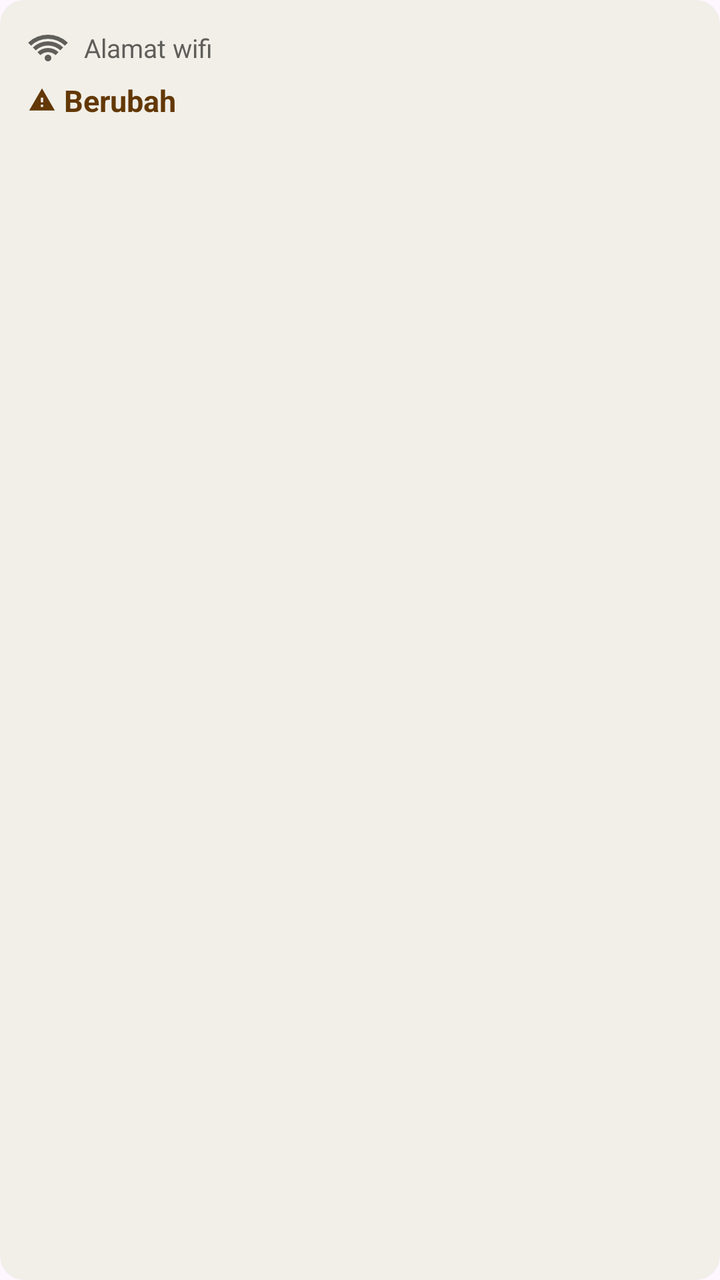
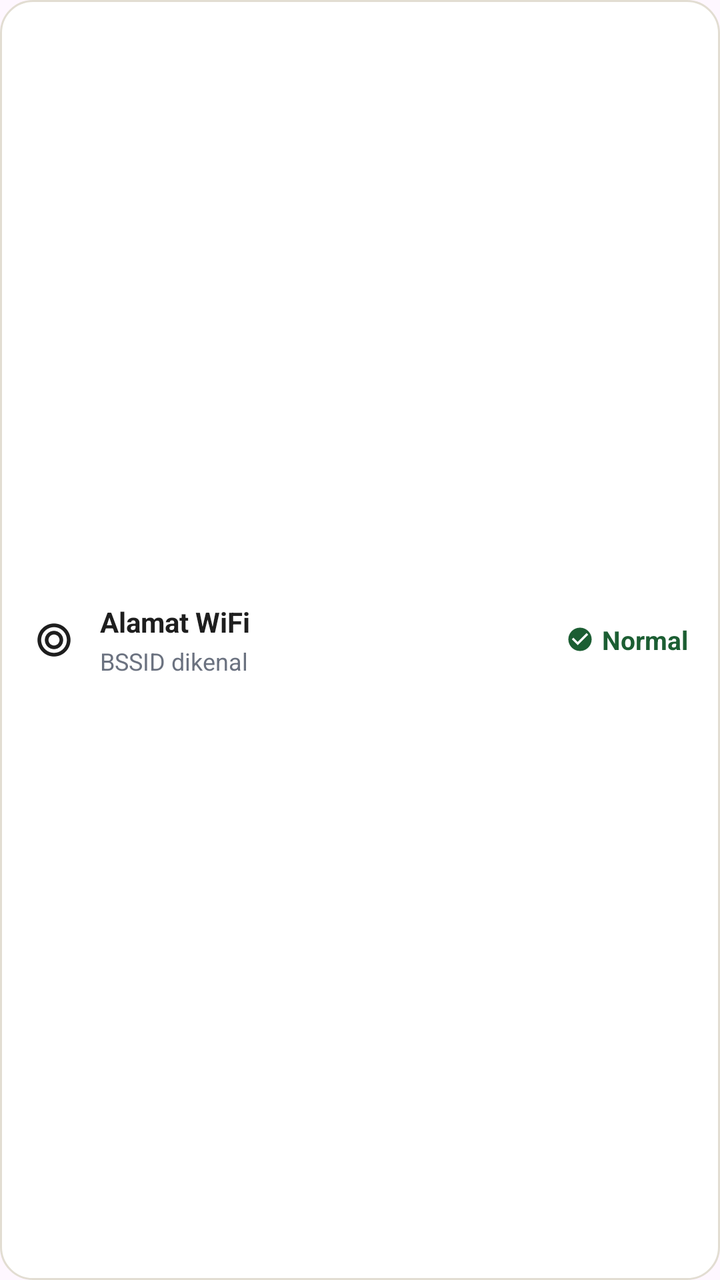

Two renders of the same Android screen: before a commit and after it. Below are the layout's source before the change and the commit's diff.
<!-- AndroidManifest.xml: application theme Theme.Susnet -->
<!-- res/layout/item_signal_card.xml -->
<?xml version="1.0" encoding="utf-8"?>
<LinearLayout xmlns:android="http://schemas.android.com/apk/res/android"
    xmlns:app="http://schemas.android.com/apk/res-auto"
    android:layout_width="match_parent"
    android:layout_height="wrap_content"
    android:orientation="vertical"
    android:background="@drawable/bg_signal_card"
    android:minHeight="64dp"
    android:padding="14dp">

    <LinearLayout
        android:layout_width="wrap_content"
        android:layout_height="wrap_content"
        android:orientation="horizontal"
        android:gravity="center_vertical">

        <ImageView
            android:id="@+id/iconCardLeading"
            android:layout_width="20dp"
            android:layout_height="20dp"
            android:src="@drawable/ic_router"
            android:contentDescription="@null"
            app:tint="@color/text_secondary" />

        <TextView
            android:id="@+id/textCardLabel"
            android:layout_width="wrap_content"
            android:layout_height="wrap_content"
            android:layout_marginStart="8dp"
            android:text="Alamat wifi"
            android:textSize="13sp"
            android:textColor="@color/text_secondary" />
    </LinearLayout>

    <LinearLayout
        android:layout_width="wrap_content"
        android:layout_height="wrap_content"
        android:orientation="horizontal"
        android:layout_marginTop="6dp"
        android:gravity="center_vertical">

        <ImageView
            android:id="@+id/iconCardStatus"
            android:layout_width="14dp"
            android:layout_height="14dp"
            android:src="@drawable/ic_alert_triangle"
            android:contentDescription="@null"
            app:tint="@color/text_warning" />

        <TextView
            android:id="@+id/textCardStatus"
            android:layout_width="wrap_content"
            android:layout_height="wrap_content"
            android:layout_marginStart="4dp"
            android:text="Berubah"
            android:textSize="15sp"
            android:textStyle="bold"
            android:textColor="@color/text_warning" />
    </LinearLayout>
</LinearLayout>
<!-- resources referenced by this layout -->
<resources>
  <color name="text_secondary">#5F5E5A</color>
  <color name="text_warning">#633806</color>
  <!-- drawable bg_signal_card (drawable) -->
  <?xml version="1.0" encoding="utf-8"?>
  <shape xmlns:android="http://schemas.android.com/apk/res/android">
      <solid android:color="@color/surface_card" />
      <corners android:radius="12dp" />
  </shape>
  <!-- drawable ic_alert_triangle (drawable) -->
  <vector xmlns:android="http://schemas.android.com/apk/res/android"
      android:width="24dp"
      android:height="24dp"
      android:viewportWidth="24"
      android:viewportHeight="24">
      <path
          android:fillColor="#FF000000"
          android:pathData="M1,21h22L12,2 1,21zM13,18h-2v-2h2v2zM13,14h-2v-4h2v4z"/>
  </vector>
  <!-- drawable ic_router (drawable) -->
  <vector xmlns:android="http://schemas.android.com/apk/res/android" android:height="24dp" android:tint="#000000" android:viewportHeight="960" android:viewportWidth="960" android:width="24dp">
        
      <path android:fillColor="@android:color/white" android:pathData="M298,651L228,580Q279,532 344,506Q409,480 480,480Q551,480 616,506Q681,532 732,580L662,651Q624,616 577.5,598Q531,580 480,580Q429,580 382.5,598Q336,616 298,651ZM73,424L2,353Q99,259 222.5,209.5Q346,160 480,160Q614,160 737.5,209.5Q861,259 958,353L887,424Q805,345 700,302.5Q595,260 480,260Q365,260 260,302.5Q155,345 73,424ZM186,538L116,467Q190,396 284,358Q378,320 481,320Q584,320 677.5,357.5Q771,395 845,466L775,537Q715,480 638.5,450Q562,420 480,420Q397,420 321.5,450.5Q246,481 186,538ZM423.5,776.5Q400,753 400,720Q400,687 423.5,663.5Q447,640 480,640Q513,640 536.5,663.5Q560,687 560,720Q560,753 536.5,776.5Q513,800 480,800Q447,800 423.5,776.5Z"/>
      
  </vector>
  <style name="Theme.Susnet" parent="Base.Theme.Susnet" />
  <color name="surface_card">#F1EFE8</color>
  <style name="Base.Theme.Susnet" parent="Theme.Material3.DayNight.NoActionBar">
          
          
      </style>
</resources>

<!-- the commit's change to res/layout/item_signal_card.xml (unified diff, before → after) -->
@@ -3,10 +3,49 @@
     xmlns:app="http://schemas.android.com/apk/res-auto"
     android:layout_width="match_parent"
     android:layout_height="wrap_content"
-    android:orientation="vertical"
+    android:orientation="horizontal"
+    android:gravity="center_vertical"
     android:background="@drawable/bg_signal_card"
-    android:minHeight="64dp"
-    android:padding="14dp">
+    android:paddingStart="16dp"
+    android:paddingTop="14dp"
+    android:paddingEnd="16dp"
+    android:paddingBottom="14dp"
+    android:layout_marginBottom="8dp">
+
+    <ImageView
+        android:id="@+id/iconCardLeading"
+        android:layout_width="22dp"
+        android:layout_height="22dp"
+        android:src="@drawable/ic_card_bssid"
+        android:contentDescription="@null"
+        app:tint="@color/text_primary" />
+
+    <LinearLayout
+        android:layout_width="0dp"
+        android:layout_height="wrap_content"
+        android:layout_weight="1"
+        android:layout_marginStart="12dp"
+        android:layout_marginEnd="8dp"
+        android:orientation="vertical">
+
+        <TextView
+            android:id="@+id/textCardLabel"
+            android:layout_width="wrap_content"
+            android:layout_height="wrap_content"
+            android:text="Alamat WiFi"
+            android:textSize="14sp"
+            android:textStyle="bold"
+            android:textColor="@color/text_primary" />
+
+        <TextView
+            android:id="@+id/textCardSubDetail"
+            android:layout_width="wrap_content"
+            android:layout_height="wrap_content"
+            android:layout_marginTop="2dp"
+            android:text="BSSID dikenal"
+            android:textSize="12sp"
+            android:textColor="@color/text_secondary" />
+    </LinearLayout>
 
     <LinearLayout
         android:layout_width="wrap_content"
@@ -15,46 +54,21 @@
         android:gravity="center_vertical">
 
         <ImageView
-            android:id="@+id/iconCardLeading"
-            android:layout_width="20dp"
-            android:layout_height="20dp"
-            android:src="@drawable/ic_router"
-            android:contentDescription="@null"
-            app:tint="@color/text_secondary" />
-
-        <TextView
-            android:id="@+id/textCardLabel"
-            android:layout_width="wrap_content"
-            android:layout_height="wrap_content"
-            android:layout_marginStart="8dp"
-            android:text="Alamat wifi"
-            android:textSize="13sp"
-            android:textColor="@color/text_secondary" />
-    </LinearLayout>
-
-    <LinearLayout
-        android:layout_width="wrap_content"
-        android:layout_height="wrap_content"
-        android:orientation="horizontal"
-        android:layout_marginTop="6dp"
-        android:gravity="center_vertical">
-
-        <ImageView
             android:id="@+id/iconCardStatus"
             android:layout_width="14dp"
             android:layout_height="14dp"
-            android:src="@drawable/ic_alert_triangle"
-            android:contentDescription="@null"
-            app:tint="@color/text_warning" />
+            android:src="@drawable/ic_status_normal"
+            android:contentDescription="@null" />
 
         <TextView
             android:id="@+id/textCardStatus"
             android:layout_width="wrap_content"
             android:layout_height="wrap_content"
             android:layout_marginStart="4dp"
-            android:text="Berubah"
-            android:textSize="15sp"
+            android:text="Normal"
+            android:textSize="13sp"
             android:textStyle="bold"
-            android:textColor="@color/text_warning" />
+            android:textColor="@color/text_success" />
     </LinearLayout>
+
 </LinearLayout>
<!-- resource entries referenced after the edit -->
@@ -1,34 +1,44 @@
 <!-- resources referenced by this layout -->
 <resources>
-  <color name="text_secondary">#5F5E5A</color>
-  <color name="text_warning">#633806</color>
+  <color name="text_primary">#1E1E1E</color>
+  <color name="text_secondary">#6B7280</color>
+  <color name="text_success">#1C5E33</color>
   <!-- drawable bg_signal_card (drawable) -->
   <?xml version="1.0" encoding="utf-8"?>
   <shape xmlns:android="http://schemas.android.com/apk/res/android">
       <solid android:color="@color/surface_card" />
-      <corners android:radius="12dp" />
+      <corners android:radius="16dp" />
+      <stroke
+          android:width="1dp"
+          android:color="@color/surface_card_border" />
   </shape>
-  <!-- drawable ic_alert_triangle (drawable) -->
+  <!-- drawable ic_card_bssid (drawable) -->
+  <?xml version="1.0" encoding="utf-8"?>
   <vector xmlns:android="http://schemas.android.com/apk/res/android"
       android:width="24dp"
       android:height="24dp"
       android:viewportWidth="24"
       android:viewportHeight="24">
       <path
-          android:fillColor="#FF000000"
-          android:pathData="M1,21h22L12,2 1,21zM13,18h-2v-2h2v2zM13,14h-2v-4h2v4z"/>
+          android:fillColor="@color/text_primary"
+          android:pathData="M12,3C7.03,3 3,7.03 3,12c0,4.97 4.03,9 9,9s9,-4.03 9,-9c0,-4.97 -4.03,-9 -9,-9zM12,19c-3.86,0 -7,-3.14 -7,-7s3.14,-7 7,-7 7,3.14 7,7 -3.14,7 -7,7zM12,7c-2.76,0 -5,2.24 -5,5s2.24,5 5,5 5,-2.24 5,-5 -2.24,-5 -5,-5zM12,15c-1.65,0 -3,-1.35 -3,-3s1.35,-3 3,-3 3,1.35 3,3 -1.35,3 -3,3z" />
   </vector>
-  <!-- drawable ic_router (drawable) -->
-  <vector xmlns:android="http://schemas.android.com/apk/res/android" android:height="24dp" android:tint="#000000" android:viewportHeight="960" android:viewportWidth="960" android:width="24dp">
-        
-      <path android:fillColor="@android:color/white" android:pathData="M298,651L228,580Q279,532 344,506Q409,480 480,480Q551,480 616,506Q681,532 732,580L662,651Q624,616 577.5,598Q531,580 480,580Q429,580 382.5,598Q336,616 298,651ZM73,424L2,353Q99,259 222.5,209.5Q346,160 480,160Q614,160 737.5,209.5Q861,259 958,353L887,424Q805,345 700,302.5Q595,260 480,260Q365,260 260,302.5Q155,345 73,424ZM186,538L116,467Q190,396 284,358Q378,320 481,320Q584,320 677.5,357.5Q771,395 845,466L775,537Q715,480 638.5,450Q562,420 480,420Q397,420 321.5,450.5Q246,481 186,538ZM423.5,776.5Q400,753 400,720Q400,687 423.5,663.5Q447,640 480,640Q513,640 536.5,663.5Q560,687 560,720Q560,753 536.5,776.5Q513,800 480,800Q447,800 423.5,776.5Z"/>
-      
+  <!-- drawable ic_status_normal (drawable) -->
+  <?xml version="1.0" encoding="utf-8"?>
+  <vector xmlns:android="http://schemas.android.com/apk/res/android"
+      android:width="20dp"
+      android:height="20dp"
+      android:viewportWidth="24"
+      android:viewportHeight="24">
+      <path
+          android:fillColor="@color/text_success"
+          android:pathData="M12,2C6.48,2 2,6.48 2,12s4.48,10 10,10 10,-4.48 10,-10S17.52,2 12,2zM10,17l-5,-5 1.41,-1.41L10,14.17l7.59,-7.59L19,8l-9,9z" />
   </vector>
   <style name="Theme.Susnet" parent="Base.Theme.Susnet" />
-  <color name="surface_card">#F1EFE8</color>
+  <color name="surface_card">#FFFFFF</color>
+  <color name="surface_card_border">#E2DDD2</color>
   <style name="Base.Theme.Susnet" parent="Theme.Material3.DayNight.NoActionBar">
-          
-          
+          <item name="colorSurface">@color/surface_card</item>
       </style>
 </resources>
 
